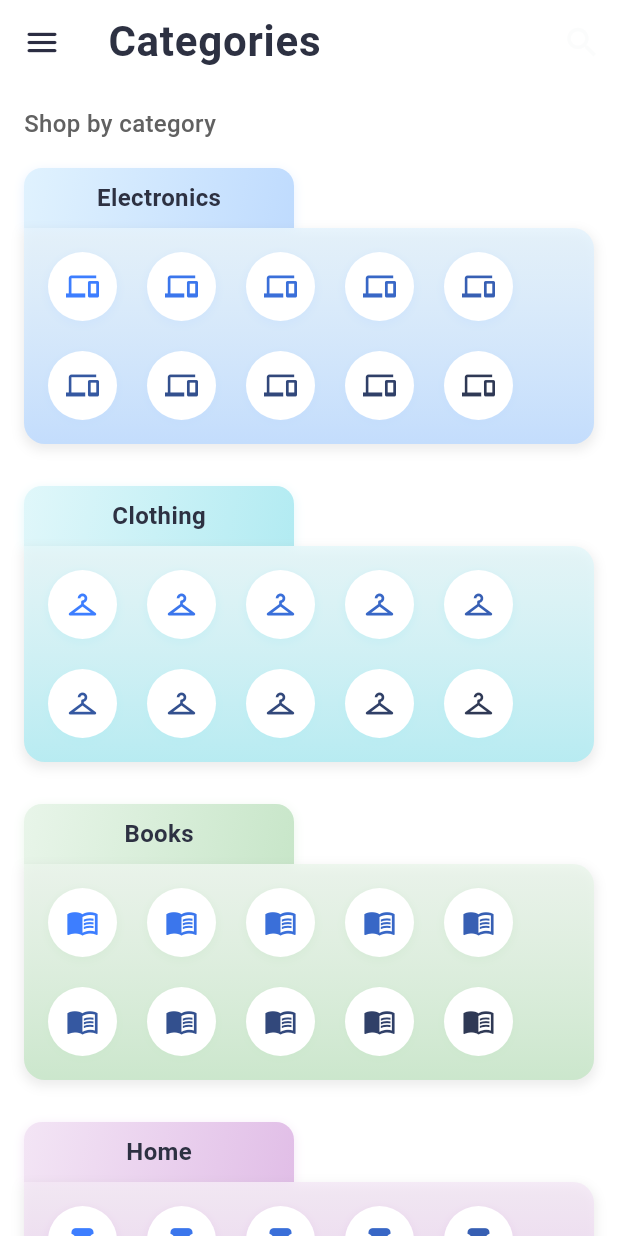
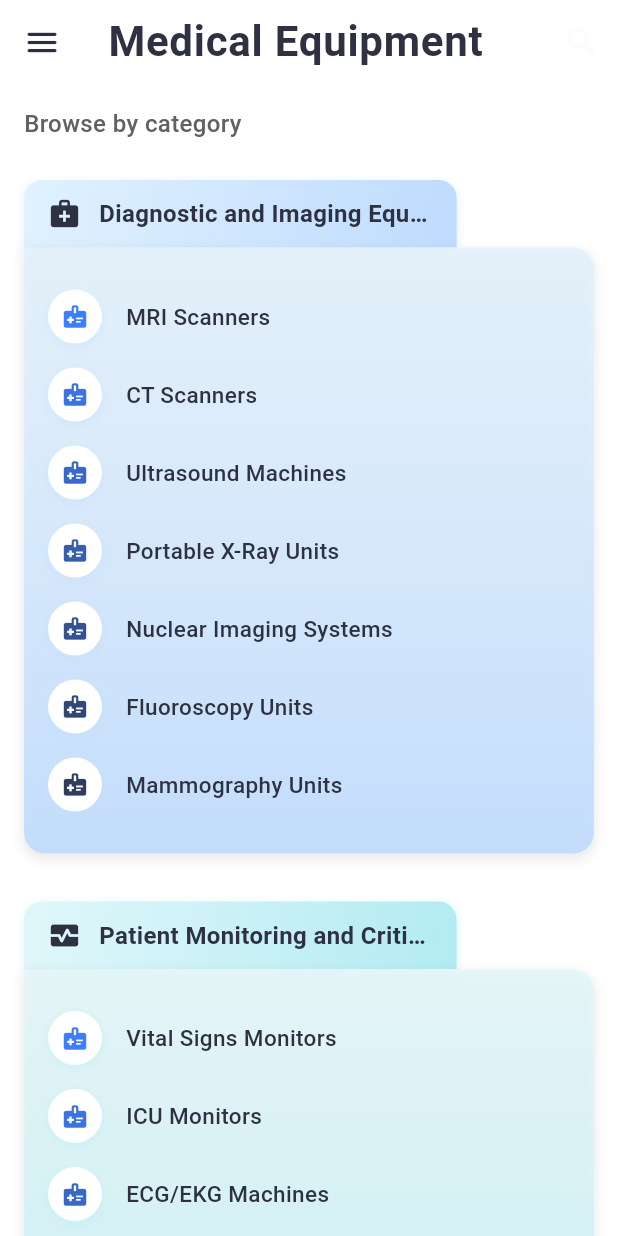
Before and after one commit to RushirajRavalji/GearCare, a Flutter app: the Category screen opened directly, on a phone screen of 412 x 824 dp. Run offline on Flutter 3.47's test engine with Material 3 defaults, Android fonts, the phone set to English and light mode, and no system bars; our stand-ins replace cloud_firestore, firebase_auth, firebase_core, firebase_storage, geocoding, geolocator and 3 more; accounts and stored records are empty.

Commit message:
added categories

```diff
--- a/lib/main.dart
+++ b/lib/main.dart
@@ -39,6 +39,7 @@ void main() async {
   };
 
   await Firebase.initializeApp(options: DefaultFirebaseOptions.currentPlatform);
+
   runApp(const MainApp());
 }
 
--- a/lib/pages/categotry.dart
+++ b/lib/pages/categotry.dart
@@ -14,18 +14,89 @@ class _CategoryState extends State<Category> {
     Color c1 = const Color.fromRGBO(211, 232, 246, 1);
     Color accentColor = Color.fromARGB(17, 200, 206, 210);
 
-    // Category titles for demonstration
-    List<String> categoryTitles = [
-      "Electronics",
-      "Clothing",
-      "Books",
-      "Home",
-      "Beauty",
-      "Sports",
-      "Toys",
-      "Grocery",
-      "Health",
-      "Automotive",
+    // Medical equipment categories
+    List<Map<String, dynamic>> medicalCategories = [
+      {
+        "title": "Diagnostic and Imaging Equipment",
+        "items": [
+          "MRI Scanners",
+          "CT Scanners",
+          "Ultrasound Machines",
+          "Portable X-Ray Units",
+          "Nuclear Imaging Systems",
+          "Fluoroscopy Units",
+          "Mammography Units",
+        ],
+        "icon": Icons.medical_services,
+      },
+      {
+        "title": "Patient Monitoring and Critical Care",
+        "items": [
+          "Vital Signs Monitors",
+          "ICU Monitors",
+          "ECG/EKG Machines",
+          "Infusion Pumps",
+          "Ventilators",
+          "CPAP/BiPAP Machines",
+          "Pulse Oximeters",
+          "Capnography Devices",
+        ],
+        "icon": Icons.monitor_heart,
+      },
+      {
+        "title": "Surgical and Operating Room Equipment",
+        "items": [
+          "Operating Tables",
+          "Surgical Lights",
+          "Anesthesia Machines",
+          "Electrosurgical Units",
+          "Endoscopic Systems",
+        ],
+        "icon": Icons.local_hospital,
+      },
+      {
+        "title": "Life Support and Emergency Equipment",
+        "items": [
+          "Defibrillators",
+          "Cardiac Resuscitation Devices",
+          "Emergency Resuscitation Kits",
+        ],
+        "icon": Icons.emergency,
+      },
+      {
+        "title": "Rehabilitation and Therapy Devices",
+        "items": [
+          "Physical Therapy Equipment",
+          "Patient Lifts",
+          "Transfer Devices",
+          "Rehabilitation Beds",
+        ],
+        "icon": Icons.accessibility_new,
+      },
+      {
+        "title": "Inpatient and Patient Care Support",
+        "items": [
+          "Hospital Beds",
+          "Stretchers",
+          "Mobile Medical Carts",
+          "Workstations",
+          "IV Poles",
+          "Bedside Accessories",
+        ],
+        "icon": Icons.bed,
+      },
+      {
+        "title": "Auxiliary and Specialty Equipment",
+        "items": [
+          "Sterilization Units",
+          "Autoclave Units",
+          "Telemedicine Tools",
+          "Remote Diagnostic Tools",
+          "Mobile Clinics",
+          "Radiology Trucks",
+        ],
+        "icon": Icons.biotech,
+      },
     ];
 
     return Scaffold(
@@ -40,7 +111,7 @@ class _CategoryState extends State<Category> {
               ),
         ),
         title: const Text(
-          "Categories",
+          "Medical Equipment",
           style: TextStyle(
             color: Color(0xFF2D3142),
             fontSize: 28,
@@ -68,7 +139,7 @@ class _CategoryState extends State<Category> {
               Padding(
                 padding: const EdgeInsets.only(bottom: 10),
                 child: Text(
-                  "Shop by category",
+                  "Browse by category",
                   style: TextStyle(
                     color: Colors.grey[700],
                     fontSize: 16,
@@ -80,11 +151,10 @@ class _CategoryState extends State<Category> {
               ListView.builder(
                 shrinkWrap: true,
                 physics: const NeverScrollableScrollPhysics(),
-                itemCount: 10,
+                itemCount: medicalCategories.length,
                 itemBuilder: (context, index) {
-                  return CategoryCard(
-                    c1,
-                    title: categoryTitles[index],
+                  return MedicalCategoryCard(
+                    category: medicalCategories[index],
                     index: index,
                   );
                 },
@@ -98,16 +168,14 @@ class _CategoryState extends State<Category> {
   }
 }
 
-// Category Card Widget
-class CategoryCard extends StatelessWidget {
-  final Color cardColor;
-  final String title;
+// Medical Category Card Widget
+class MedicalCategoryCard extends StatelessWidget {
+  final Map<String, dynamic> category;
   final int index;
 
-  const CategoryCard(
-    this.cardColor, {
+  const MedicalCategoryCard({
     super.key,
-    required this.title,
+    required this.category,
     required this.index,
   });
 
@@ -122,36 +190,19 @@ class CategoryCard extends StatelessWidget {
       [const Color(0xFFFFF3E0), const Color(0xFFFFE0B2)], // Orange
       [const Color(0xFFE1F5FE), const Color(0xFFB3E5FC)], // Light Blue
       [const Color(0xFFE0F2F1), const Color(0xFFB2DFDB)], // Teal
-      [const Color(0xFFE8EAF6), const Color(0xFFC5CAE9)], // Indigo
-      [const Color(0xFFFFF8E1), const Color(0xFFFFECB3)], // Amber
-      [const Color(0xFFFCE4EC), const Color(0xFFF8BBD0)], // Pink
     ];
 
     // Select gradient based on index
     List<Color> currentGradient = gradients[index % gradients.length];
-
-    // Icons to represent categories
-    List<IconData> categoryIcons = [
-      Icons.devices,
-      Icons.checkroom,
-      Icons.menu_book,
-      Icons.chair,
-      Icons.face,
-      Icons.sports_basketball,
-      Icons.toys,
-      Icons.shopping_basket,
-      Icons.healing,
-      Icons.directions_car,
-    ];
 
     return Column(
       crossAxisAlignment: CrossAxisAlignment.start,
       children: [
         // Title bar with improved design
         Container(
-          width: 180,
-          height: 40,
-          margin: const EdgeInsets.only(top: 8),
+          width: MediaQuery.of(context).size.width * 0.7,
+          height: 45,
+          margin: const EdgeInsets.only(top: 16),
           decoration: BoxDecoration(
             borderRadius: const BorderRadius.only(
               topLeft: Radius.circular(12),
@@ -170,11 +221,19 @@ class CategoryCard extends StatelessWidget {
               ),
             ],
           ),
-          child: Center(
           child: Padding(
-              padding: const EdgeInsets.symmetric(horizontal: 12),
+            padding: const EdgeInsets.symmetric(horizontal: 16),
+            child: Row(
+              children: [
+                Icon(
+                  category['icon'] ?? Icons.medical_services,
+                  color: Color(0xFF2D3142),
+                  size: 22,
+                ),
+                const SizedBox(width: 12),
+                Expanded(
                   child: Text(
-                title,
+                    category['title'],
                     style: const TextStyle(
                       color: Color(0xFF2D3142),
                       fontSize: 16,
@@ -183,14 +242,15 @@ class CategoryCard extends StatelessWidget {
                     overflow: TextOverflow.ellipsis,
                   ),
                 ),
+              ],
             ),
           ),
-        const SizedBox(height: 0),
-        // Main card with improved visual design
+        ),
+        // Main card with subcategories
         Container(
           width: double.infinity,
-          margin: const EdgeInsets.only(bottom: 20),
-          padding: const EdgeInsets.all(16),
+          margin: const EdgeInsets.only(bottom: 16),
+          padding: const EdgeInsets.symmetric(horizontal: 16, vertical: 20),
           decoration: BoxDecoration(
             gradient: LinearGradient(
               colors: [
@@ -214,14 +274,17 @@ class CategoryCard extends StatelessWidget {
               ),
             ],
           ),
-          // Subcategory items with icons
-          child: Wrap(
-            spacing: 20,
-            runSpacing: 20,
-            children: List.generate(10, (i) {
-              return Container(
-                width: 46,
-                height: 46,
+          // List of subcategory items
+          child: Column(
+            crossAxisAlignment: CrossAxisAlignment.start,
+            children: List.generate(category['items'].length, (i) {
+              return Padding(
+                padding: const EdgeInsets.symmetric(vertical: 8),
+                child: Row(
+                  children: [
+                    Container(
+                      width: 36,
+                      height: 36,
                       decoration: BoxDecoration(
                         color: Colors.white,
                         shape: BoxShape.circle,
@@ -236,14 +299,28 @@ class CategoryCard extends StatelessWidget {
                       ),
                       child: Center(
                         child: Icon(
-                    categoryIcons[index % categoryIcons.length],
-                    size: 22,
+                          Icons.medical_information,
+                          size: 18,
                           color: Color.lerp(
                             const Color(0xFF3D7EFF),
                             const Color(0xFF2D3142),
-                      (i % 10) / 10,
+                            (i % 7) / 7,
                           ),
                         ),
+                      ),
+                    ),
+                    const SizedBox(width: 16),
+                    Expanded(
+                      child: Text(
+                        category['items'][i],
+                        style: const TextStyle(
+                          fontSize: 15,
+                          fontWeight: FontWeight.w500,
+                          color: Color(0xFF2D3142),
+                        ),
+                      ),
+                    ),
+                  ],
                 ),
               );
             }),
--- a/lib/pages/profile.dart
+++ b/lib/pages/profile.dart
@@ -579,10 +579,13 @@ class _ProfileScreenState extends State<ProfileScreen> {
         color:
             enabled
                 ? AppTheme.secondaryColor.withOpacity(0.5)
-                : Colors.grey.shade50,
+                : AppTheme.backgroundColor, // Changed to match background color
         borderRadius: BorderRadius.circular(12),
         border: Border.all(
-          color: enabled ? AppTheme.secondaryColor : Colors.grey.shade200,
+          color:
+              enabled
+                  ? const Color.fromARGB(17, 1, 89, 148)
+                  : Colors.grey.shade200,
         ),
       ),
       child: TextField(
--- a/lib/pages/rental_history.dart
+++ b/lib/pages/rental_history.dart
@@ -594,7 +594,7 @@ class _RentalHistoryScreenState extends State<RentalHistoryScreen>
               ElevatedButton(
                 onPressed: () {
                   Navigator.pop(context);
-                  _returnItem(rental.id);
+                  _returnItem(rental);
                 },
                 style: ElevatedButton.styleFrom(
                   backgroundColor: Colors.green,
@@ -611,17 +611,20 @@ class _RentalHistoryScreenState extends State<RentalHistoryScreen>
     );
   }
 
-  // Process the return
-  void _returnItem(String rentalId) async {
+  // Return an item
+  Future<void> _returnItem(RentalRecord rental) async {
     try {
-      await _rentalService.completeRental(rentalId);
+      await _rentalService.completeRental(rental.id);
+      Navigator.of(context).pop(); // Close the dialog
+      // Show success message
+      if (mounted) {
         ScaffoldMessenger.of(context).showSnackBar(
           SnackBar(
             content: Row(
-            children: const [
-              Icon(Icons.check_circle, color: Colors.white),
-              SizedBox(width: 10),
-              Text('Item returned successfully'),
+              children: [
+                const Icon(Icons.check_circle, color: Colors.white),
+                const SizedBox(width: 10),
+                Expanded(child: Text('Item returned successfully')),
               ],
             ),
             backgroundColor: Colors.green,
@@ -632,7 +635,10 @@ class _RentalHistoryScreenState extends State<RentalHistoryScreen>
             margin: const EdgeInsets.all(10),
           ),
         );
+      }
     } catch (e) {
+      // Show error message
+      if (mounted) {
         ScaffoldMessenger.of(context).showSnackBar(
           SnackBar(
             content: Row(
@@ -653,3 +659,4 @@ class _RentalHistoryScreenState extends State<RentalHistoryScreen>
       }
     }
   }
+}
--- a/lib/pages/rentscreen.dart
+++ b/lib/pages/rentscreen.dart
@@ -3,6 +3,7 @@ import 'package:gearcare/localStorage/rental_history_service.dart';
 import 'package:gearcare/models/product_models.dart';
 import 'package:gearcare/pages/menu.dart';
 import 'package:gearcare/widget/Base64ImageWidget.dart';
+import 'package:gearcare/models/rental_history_model.dart';
 
 class RentScreen extends StatefulWidget {
   final Product product;
@@ -617,7 +618,7 @@ class _RentScreenState extends State<RentScreen> {
       final durationDays = _endDate.difference(_startDate).inDays + 1;
 
       // Record the rental in the history
-      await _rentalService.recordRental(
+      final rentalId = await _rentalService.recordRental(
         widget.product,
         _startDate,
         _endDate,
```
Also changed, not shown: 3 other files. Lines whose indentation alone changed are shown as unchanged.
